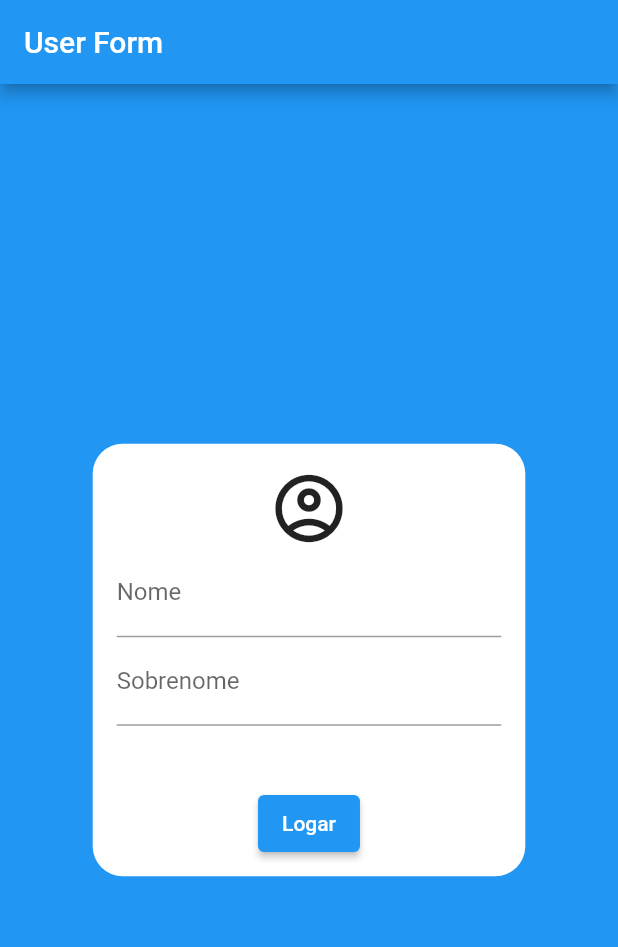
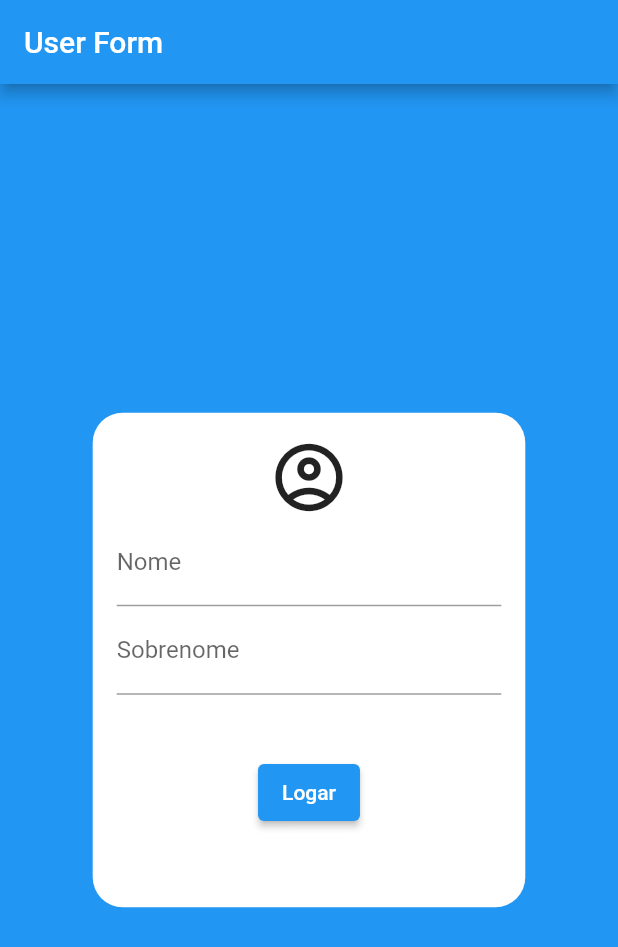
Before and after one commit to brandaoti/user-form, a Flutter app: the screen it shows after launch, on a phone screen of 412 x 824 dp. Shown: the top 947 px of the screen. Run offline on Flutter 3.47's test engine with Material 2 defaults, Android fonts, the phone set to English and light mode, and no system bars.

```diff
--- a/lib/pages/user_form_view.dart
+++ b/lib/pages/user_form_view.dart
@@ -19,7 +19,7 @@ class UserForm extends StatelessWidget {
           body: Center(
             child: Container(
               width: constraints.maxWidth * .7,
-              height: constraints.maxWidth * .7,
+              height: constraints.maxWidth * .8,
               decoration: BoxDecoration(
                 color: Colors.white,
                 borderRadius: BorderRadius.circular(20.0),
--- a/pubspec.yaml
+++ b/pubspec.yaml
@@ -45,8 +45,8 @@ flutter:
   uses-material-design: true
 
   # To add assets to your application, add an assets section, like this:
-  # assets:
-  #   - images/a_dot_burr.jpeg
+  assets:
+    - github/screenshots/
   #   - images/a_dot_ham.jpeg
 
   # An image asset can refer to one or more resolution-specific "variants", see
```
Also changed, not shown: 5 other files.
